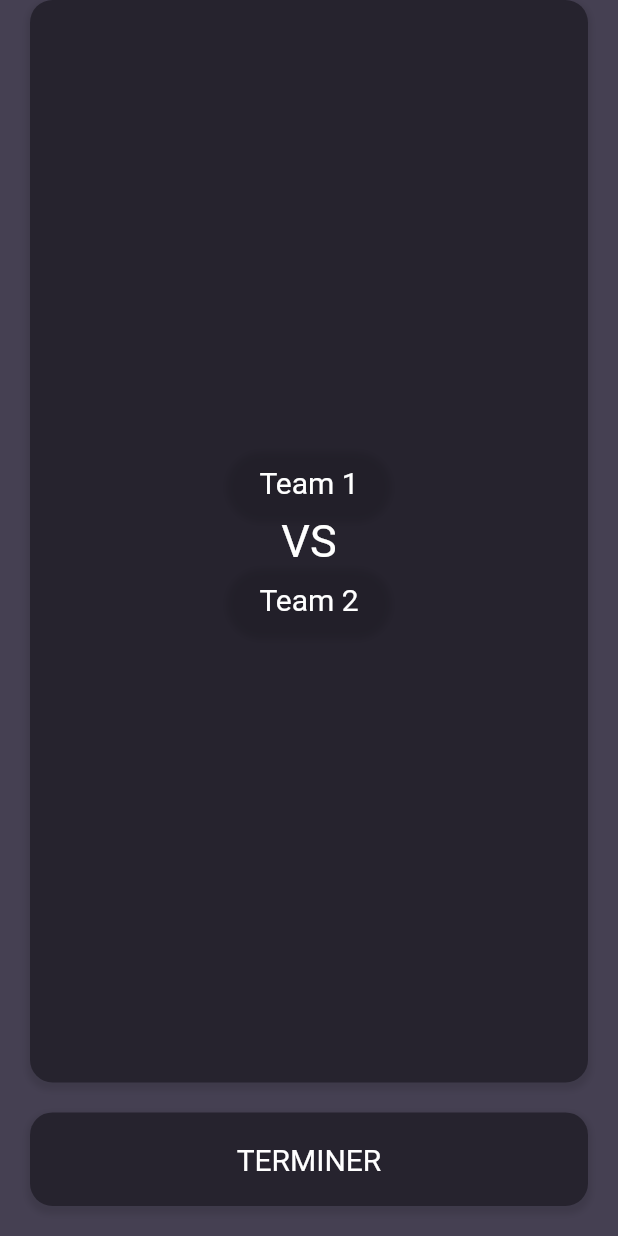
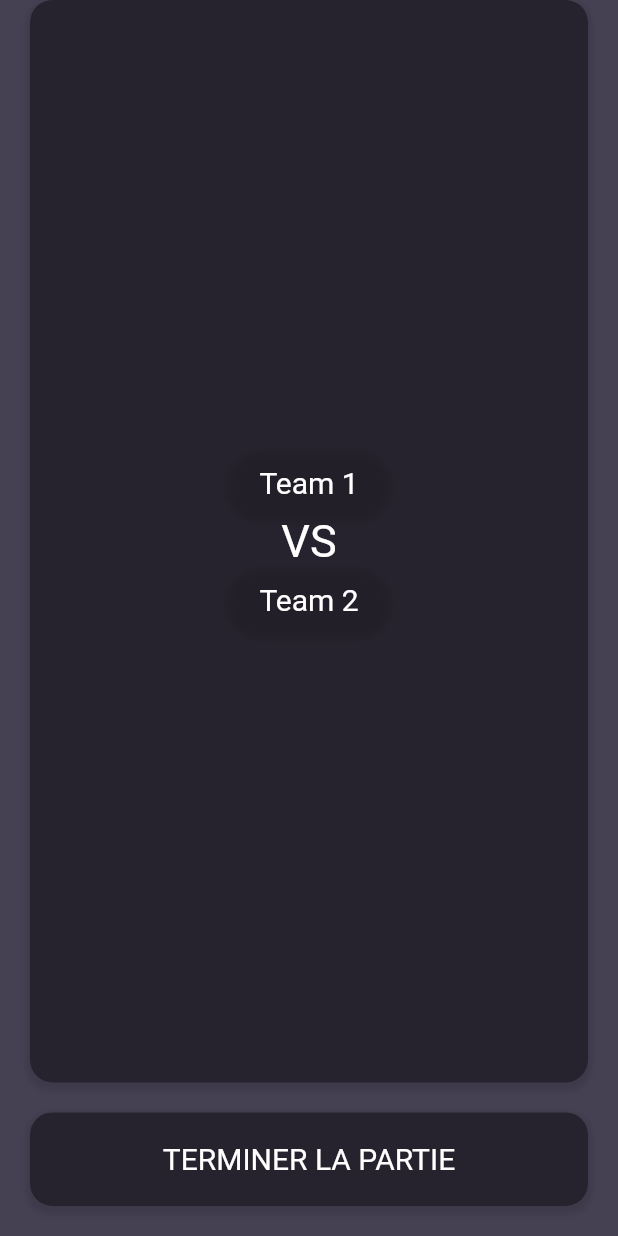
Before and after one commit to BoulinguezTheo/perso_flutter_app_games_ranking, a Flutter app: the PoolGame screen opened by its route, on a phone screen of 412 x 824 dp. Run offline on Flutter 3.47's test engine with Material 2 defaults, Android fonts, the phone set to English and light mode, and no system bars.

Commit message:
rework 'TERMINER LA PARTIE' button

```diff
--- a/lib/screens/new_game.dart
+++ b/lib/screens/new_game.dart
@@ -138,7 +138,6 @@ class _NewGame extends State<NewGame> {
                         ),
                       ),
                   ),
-
                 ],
               );
             },
--- a/lib/screens/pool_game.dart
+++ b/lib/screens/pool_game.dart
@@ -106,11 +106,11 @@ class _PoolGame extends State<PoolGame> {
                     flex: 1,
                     child: Container(
                       margin: const EdgeInsets.only(
-                          left: 20.0, right: 20.0, bottom: 20.0),
-                      padding: const EdgeInsets.all(20.0),
+                          left: 20.0, right: 20.0, bottom: 20.0
+                      ),
                       decoration: BoxDecoration(
+                        borderRadius: BorderRadius.circular(15),
                         color: const Color.fromRGBO(38, 35, 46, 100),
-                        borderRadius: BorderRadius.circular(15),
                         boxShadow: [
                           BoxShadow(
                             color: Colors.black.withOpacity(0.1),
@@ -122,13 +122,13 @@ class _PoolGame extends State<PoolGame> {
                       ),
                       child: GestureDetector(
                         onTap: () {
-                          poolService.setWinnerAndLoser(context, teamWinner, teamLooser);
-                          poolService.resetTeams();
-                          Navigator.pushNamed(context, '/');
+                            poolService.setWinnerAndLoser(context, teamWinner, teamLooser);
+                            poolService.resetTeams();
+                            Navigator.pushNamed(context, '/');
                         },
                         child: const Center(
                           child: Text(
-                            'TERMINER',
+                            'TERMINER LA PARTIE',
                             style: TextStyle(
                               fontSize: 20,
                               color: Colors.white,
```
